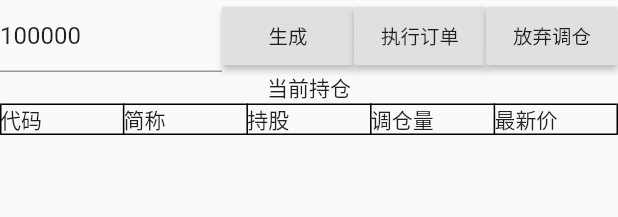
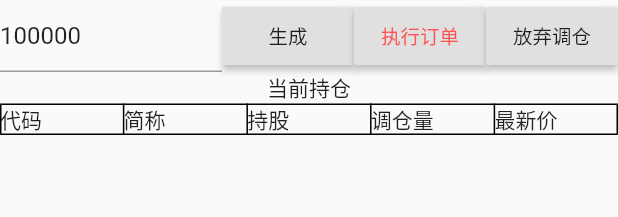
Before and after one commit to Pioneer2019/QuantAdvisor, a Flutter app: the TradePage widget shown alone on an empty page, opened directly with empty values, after a tap on "调仓", on a phone screen of 412 x 824 dp. Shown: the top 217 px of the screen. Run offline on Flutter 3.47's test engine with Material 2 defaults, Android fonts, the phone set to English and light mode, and no system bars; our stand-ins replace charts_flutter, flutter_masked_text; network calls fail.

Commit message:
UI improvement

```diff
--- a/lib/main.dart
+++ b/lib/main.dart
@@ -21,7 +21,7 @@ class MyApp extends StatelessWidget {
       theme: ThemeData(
         primarySwatch: Colors.blue,
       ),
-      home: MyHomePage(title: '我的模型'),
+      home: MyHomePage(title: '我的策略'),
     );
   }
 }
--- a/lib/trade.dart
+++ b/lib/trade.dart
@@ -174,7 +174,7 @@ class _TradePageState extends State<TradePage>
                   },
                 child: new Text(
                   m_action,
-                  style: TextStyle(fontSize: 13)
+                  style: TextStyle(fontSize: 13, color: Colors.redAccent)
                 ),
             ),
             Visibility(visible: m_action=="执行订单",
```
Also changed, not shown: 7 other files.
